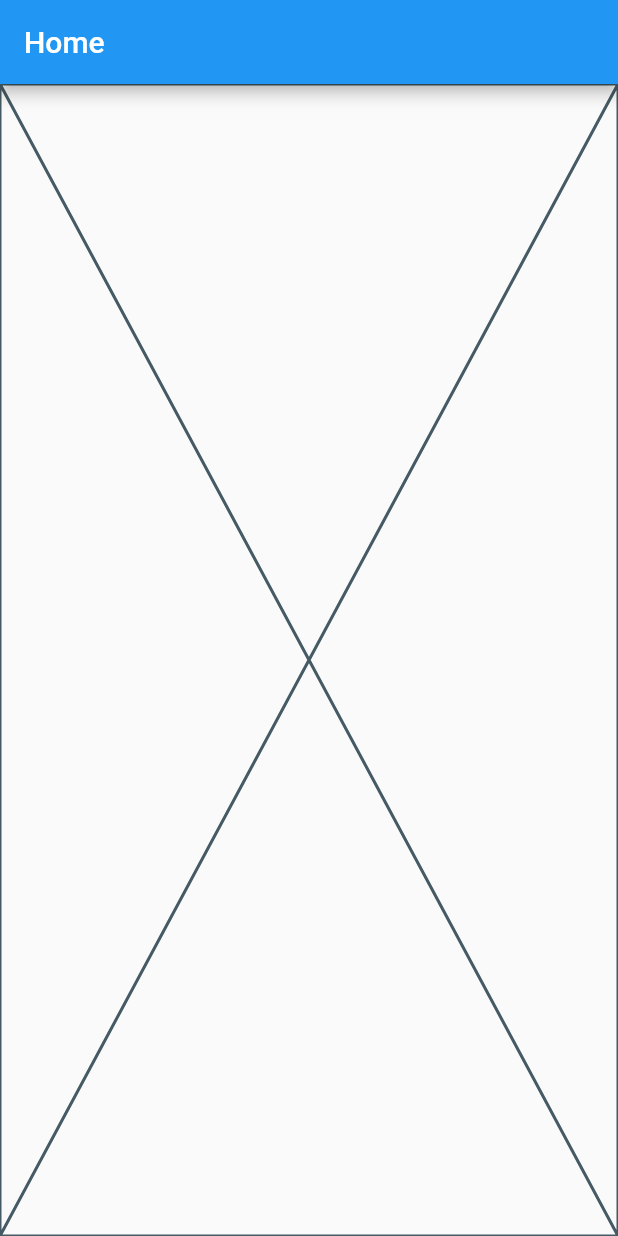
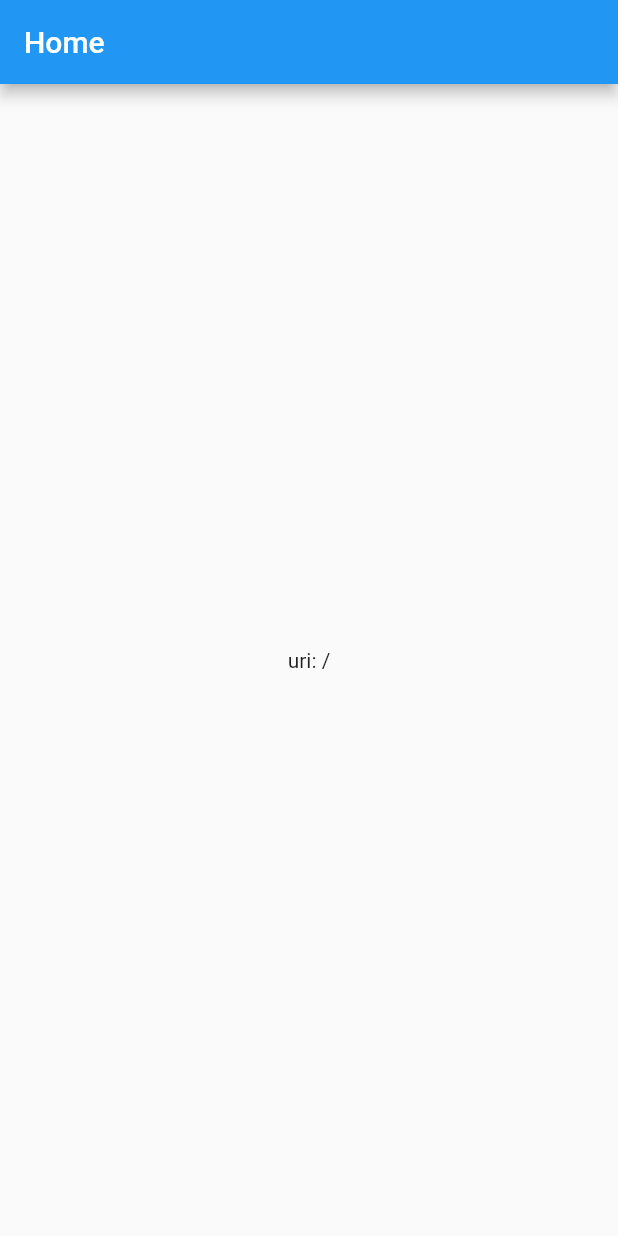
Before and after one commit to Seo-4d696b75/flutter_deeplink_cookbook, a Flutter app: the screen it shows after launch, on a phone screen of 412 x 824 dp. Run offline on Flutter 3.47's test engine with Material 2 defaults, Android fonts, the light colour scheme and no system bars; our stand-ins replace go_router.

```diff
--- a/lib/main.dart
+++ b/lib/main.dart
@@ -9,15 +9,16 @@ final router = GoRouter(
   routes: [
     GoRoute(
       path: '/',
-      builder: (_, __) => const SomePage(title: 'Home'),
+      builder: (_, state) => SomePage(title: 'Home', uri: state.uri),
       routes: [
         GoRoute(
           path: 'details',
-          builder: (_, __) => const SomePage(title: 'Details'),
+          builder: (_, state) => SomePage(title: 'Details', uri: state.uri),
         ),
       ],
     ),
   ],
+  errorBuilder: (_, state) => SomePage(title: 'Not Found', uri: state.uri),
 );
 
 class MyApp extends StatelessWidget {
@@ -36,9 +37,14 @@ class MyApp extends StatelessWidget {
 }
 
 class SomePage extends StatelessWidget {
-  const SomePage({Key? key, required this.title}) : super(key: key);
+  const SomePage({
+    Key? key,
+    required this.title,
+    required this.uri,
+  }) : super(key: key);
 
   final String title;
+  final Uri uri;
 
   @override
   Widget build(BuildContext context) {
@@ -46,7 +52,9 @@ class SomePage extends StatelessWidget {
       appBar: AppBar(
         title: Text(title),
       ),
-      body: const Placeholder(),
+      body: Center(
+        child: Text('uri: $uri'),
+      ),
     );
   }
 }
```
